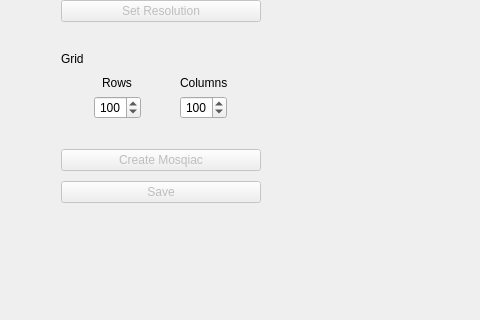
Old version of the form mainwindow.ui in the repository scheckmedia/ImageMosaicWall; both pictures show x 0 to 480 and y 348 to 668 of the 1024 by 768 pixel window.
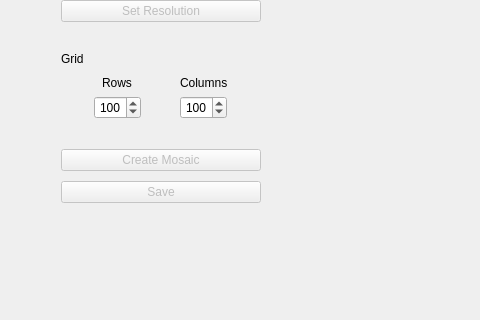
New version of the form. Icons and pictures are not drawn. Custom widgets are drawn as their Qt base class.

Patch:
```diff
--- a/mainwindow.ui
+++ b/mainwindow.ui
@@ -590,7 +590,7 @@
               </size>
              </property>
              <property name="text">
-              <string>Create Mosqiac</string>
+              <string>Create Mosaic</string>
              </property>
              <property name="icon">
               <iconset resource="assets.qrc">
```
